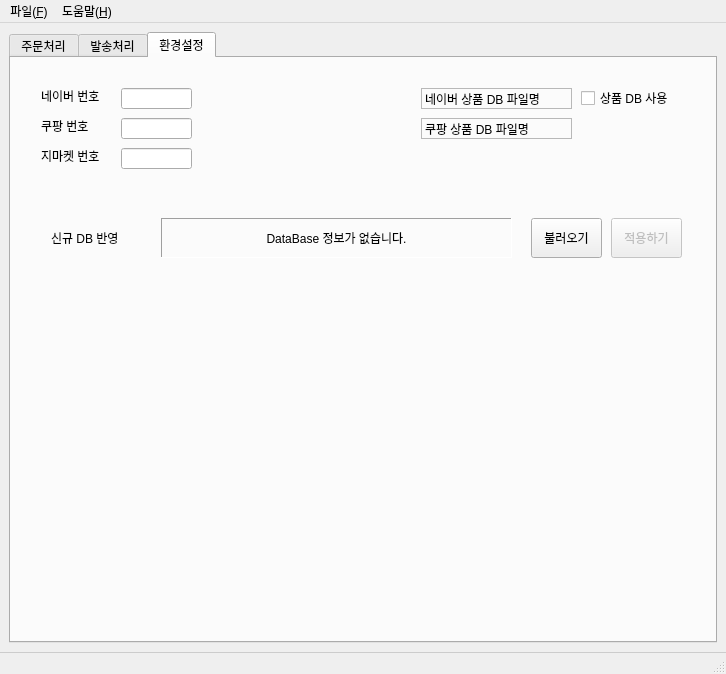
First picture: the form in ui/main_window.ui, repository Peanut0711/easy-fulfill, before the edit.
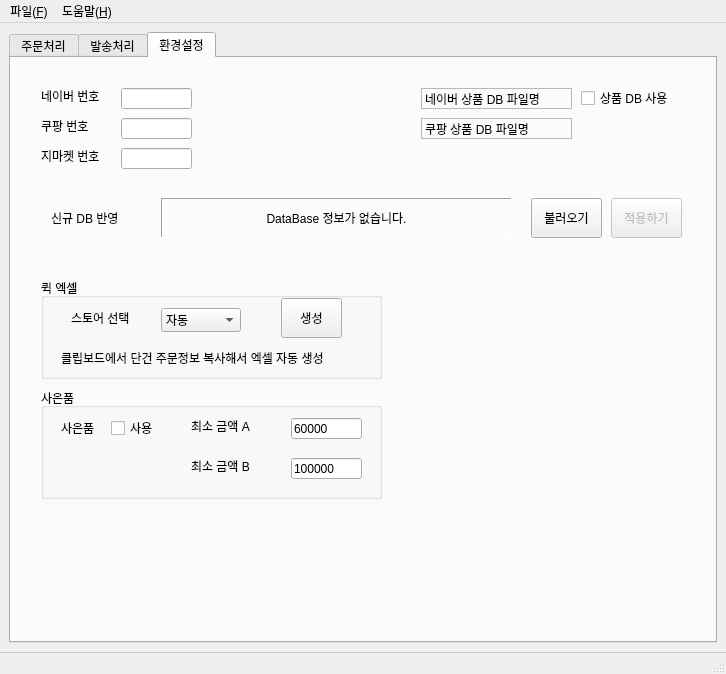
Second picture: the form after the edit. The open tabs and pages were chosen to show the change.

Commit message: 쿠팡 주문 단건 클립보드에서 복사해서 엑셀 출력 파일 만들기

What changed in the file:
```diff
--- a/ui/main_window.ui
+++ b/ui/main_window.ui
@@ -372,7 +372,7 @@
         <property name="geometry">
          <rect>
           <x>150</x>
-          <y>160</y>
+          <y>140</y>
           <width>351</width>
           <height>40</height>
          </rect>
@@ -394,7 +394,7 @@
         <property name="geometry">
          <rect>
           <x>520</x>
-          <y>160</y>
+          <y>140</y>
           <width>71</width>
           <height>40</height>
          </rect>
@@ -407,7 +407,7 @@
         <property name="geometry">
          <rect>
           <x>40</x>
-          <y>160</y>
+          <y>140</y>
           <width>81</width>
           <height>40</height>
          </rect>
@@ -423,7 +423,7 @@
         <property name="geometry">
          <rect>
           <x>600</x>
-          <y>160</y>
+          <y>140</y>
           <width>71</width>
           <height>40</height>
          </rect>
@@ -432,6 +432,179 @@
          <string>적용하기</string>
         </property>
        </widget>
+       <widget class="QGroupBox" name="groupBox">
+        <property name="geometry">
+         <rect>
+          <x>30</x>
+          <y>220</y>
+          <width>341</width>
+          <height>101</height>
+         </rect>
+        </property>
+        <property name="title">
+         <string>퀵 엑셀</string>
+        </property>
+        <widget class="QPushButton" name="pushButton_quick_excel_gen">
+         <property name="geometry">
+          <rect>
+           <x>240</x>
+           <y>20</y>
+           <width>61</width>
+           <height>40</height>
+          </rect>
+         </property>
+         <property name="text">
+          <string>생성</string>
+         </property>
+        </widget>
+        <widget class="QComboBox" name="comboBox_store_select">
+         <property name="geometry">
+          <rect>
+           <x>120</x>
+           <y>30</y>
+           <width>80</width>
+           <height>24</height>
+          </rect>
+         </property>
+         <item>
+          <property name="text">
+           <string>자동</string>
+          </property>
+         </item>
+         <item>
+          <property name="text">
+           <string>쿠팡</string>
+          </property>
+         </item>
+         <item>
+          <property name="text">
+           <string>네이버</string>
+          </property>
+         </item>
+         <item>
+          <property name="text">
+           <string>지마켓</string>
+          </property>
+         </item>
+        </widget>
+        <widget class="QLabel" name="label_store_select">
+         <property name="geometry">
+          <rect>
+           <x>30</x>
+           <y>20</y>
+           <width>71</width>
+           <height>40</height>
+          </rect>
+         </property>
+         <property name="text">
+          <string>스토어 선택</string>
+         </property>
+        </widget>
+        <widget class="QLabel" name="label_gift_3">
+         <property name="geometry">
+          <rect>
+           <x>20</x>
+           <y>60</y>
+           <width>301</width>
+           <height>40</height>
+          </rect>
+         </property>
+         <property name="text">
+          <string>클립보드에서 단건 주문정보 복사해서 엑셀 자동 생성</string>
+         </property>
+        </widget>
+       </widget>
+       <widget class="QGroupBox" name="groupBox_2">
+        <property name="geometry">
+         <rect>
+          <x>30</x>
+          <y>330</y>
+          <width>341</width>
+          <height>111</height>
+         </rect>
+        </property>
+        <property name="title">
+         <string>사은품</string>
+        </property>
+        <widget class="QLabel" name="label_gift">
+         <property name="geometry">
+          <rect>
+           <x>20</x>
+           <y>20</y>
+           <width>51</width>
+           <height>40</height>
+          </rect>
+         </property>
+         <property name="text">
+          <string>사은품</string>
+         </property>
+        </widget>
+        <widget class="QLineEdit" name="lineEdit_idx_giftThreshold2">
+         <property name="geometry">
+          <rect>
+           <x>250</x>
+           <y>70</y>
+           <width>71</width>
+           <height>21</height>
+          </rect>
+         </property>
+         <property name="text">
+          <string>100000</string>
+         </property>
+        </widget>
+        <widget class="QCheckBox" name="checkBox_giftThreshold">
+         <property name="geometry">
+          <rect>
+           <x>70</x>
+           <y>30</y>
+           <width>51</width>
+           <height>20</height>
+          </rect>
+         </property>
+         <property name="text">
+          <string>사용</string>
+         </property>
+        </widget>
+        <widget class="QLabel" name="label_6">
+         <property name="geometry">
+          <rect>
+           <x>150</x>
+           <y>30</y>
+           <width>71</width>
+           <height>16</height>
+          </rect>
+         </property>
+         <property name="text">
+          <string>최소 금액 A</string>
+         </property>
+        </widget>
+        <widget class="QLabel" name="label_7">
+         <property name="geometry">
+          <rect>
+           <x>150</x>
+           <y>70</y>
+           <width>71</width>
+           <height>16</height>
+          </rect>
+         </property>
+         <property name="text">
+          <string>최소 금액 B</string>
+         </property>
+        </widget>
+        <widget class="QLineEdit" name="lineEdit_giftThreshold1">
+         <property name="geometry">
+          <rect>
+           <x>250</x>
+           <y>30</y>
+           <width>71</width>
+           <height>21</height>
+          </rect>
+         </property>
+         <property name="text">
+          <string>60000</string>
+         </property>
+        </widget>
+       </widget>
       </widget>
      </widget>
     </item>
```
The commit also changes 2 other files.
